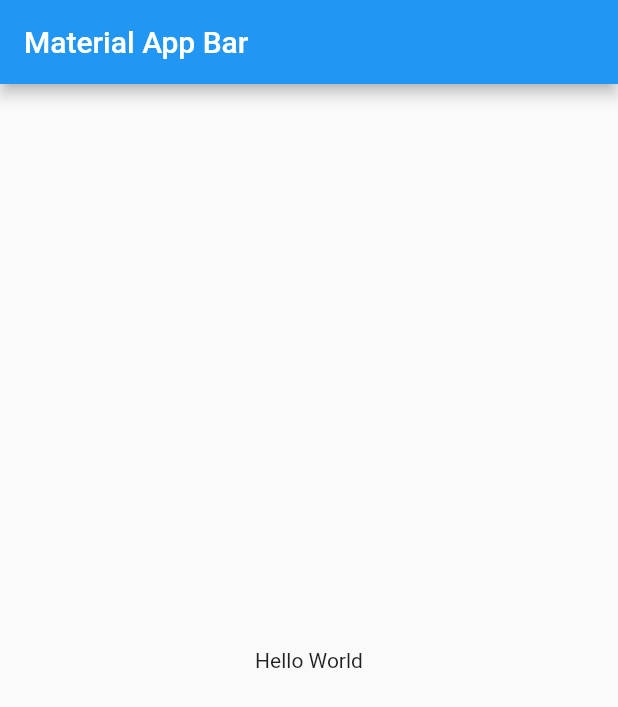
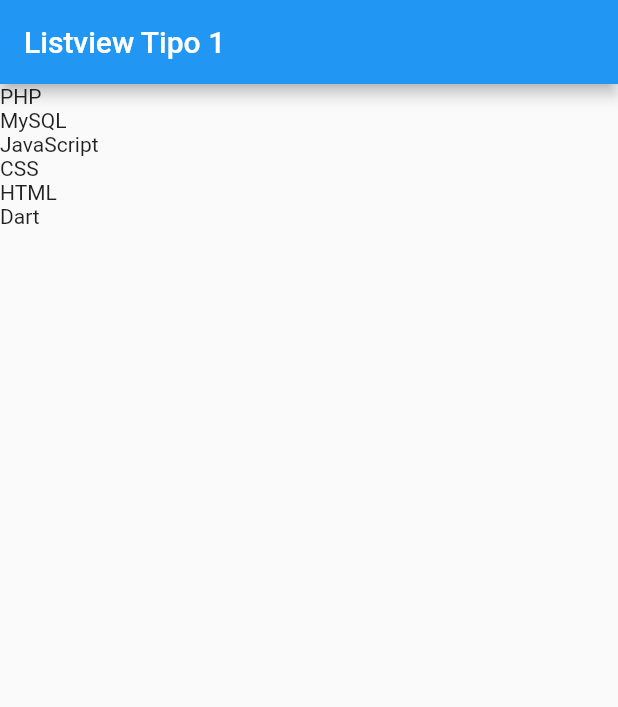
Before and after one commit to alexglzrys/flutter-widgets, a Flutter app: the screen it shows after launch, on a phone screen of 412 x 824 dp. Shown: the top 707 px of the screen. Run offline on Flutter 3.47's test engine with Material 2 defaults, Android fonts, the phone set to English and light mode, and no system bars.

Commit message:
Listview - elementos de texto

```diff
--- a/lib/main.dart
+++ b/lib/main.dart
@@ -1,3 +1,4 @@
+import 'package:componentes_app/screens/listview_screen.dart';
 import 'package:flutter/material.dart';
 
 void main() => runApp(const MyApp());
@@ -7,17 +8,9 @@ class MyApp extends StatelessWidget {
 
   @override
   Widget build(BuildContext context) {
-    return MaterialApp(
-      debugShowCheckedModeBanner: false,
-      title: 'Material App',
-      home: Scaffold(
-        appBar: AppBar(
-          title: const Text('Material App Bar'),
-        ),
-        body: const Center(
-          child: Text('Hello World'),
-        ),
-      ),
-    );
+    return const MaterialApp(
+        debugShowCheckedModeBanner: false,
+        title: 'Material App',
+        home: ListviewScreen());
   }
 }
--- /dev/null
+++ b/lib/screens/listview_screen.dart
@@ -0,0 +1,26 @@
+import 'package:flutter/material.dart';
+
+class ListviewScreen extends StatelessWidget {
+  const ListviewScreen({Key? key}) : super(key: key);
+
+  @override
+  Widget build(BuildContext context) {
+    return Scaffold(
+        appBar: AppBar(
+          title: const Text('Listview Tipo 1'),
+        ),
+        body: ListView(
+          /* Los ListView aceptan un conjunto de hijos
+          para mostrarlos dentro del listado,
+          esto evita desbordamientos en la pantalla, provocando que los elementos se vean cortados o no aparezcan */
+          children: const [
+            Text('PHP'),
+            Text('MySQL'),
+            Text('JavaScript'),
+            Text('CSS'),
+            Text('HTML'),
+            Text('Dart')
+          ],
+        ));
+  }
+}
```
